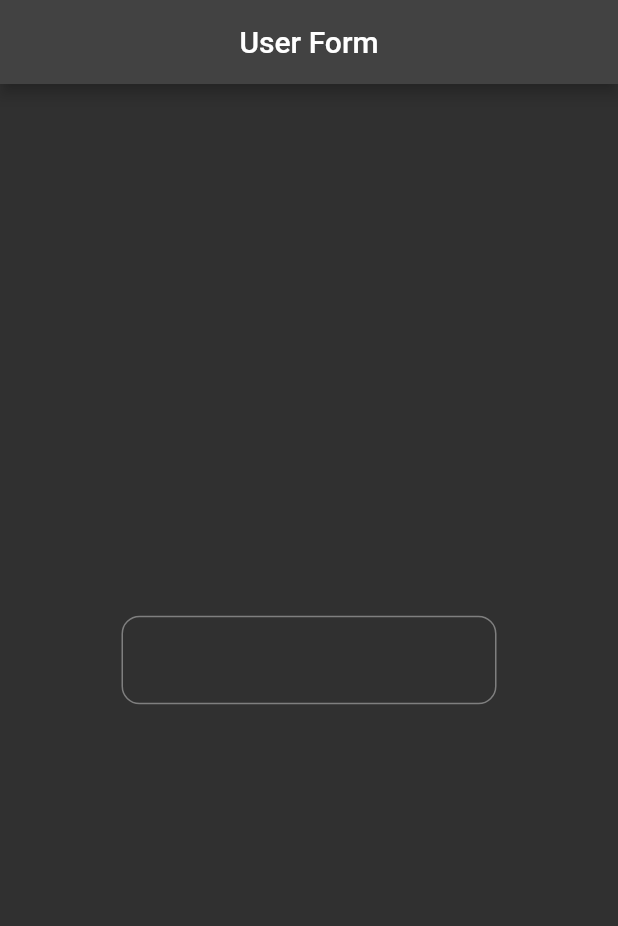
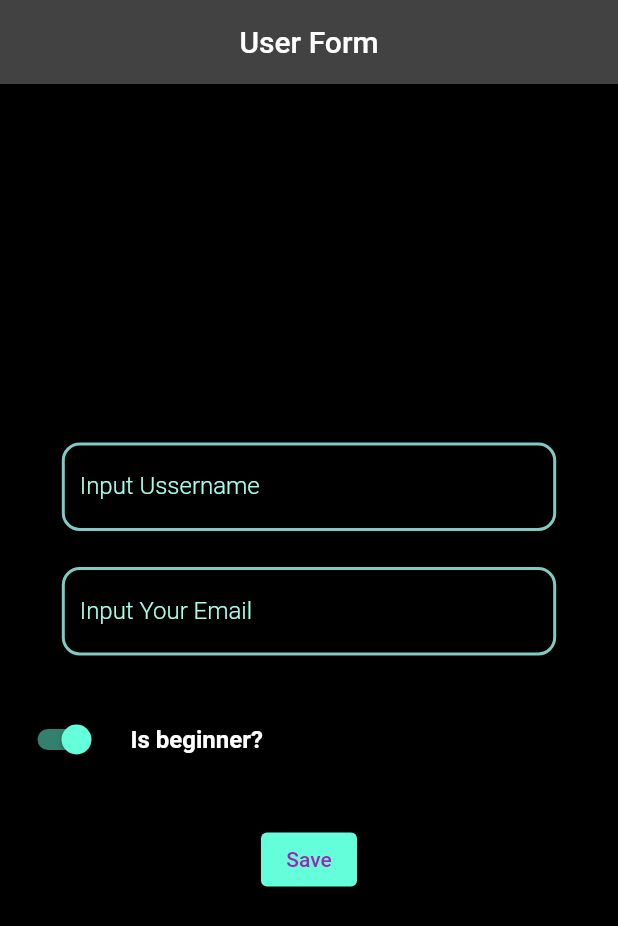
Before and after one commit to GungDeRaka/Flutter_X_GSheets_API, a Flutter app: the screen it shows after launch, on a phone screen of 412 x 824 dp. Shown: the top 926 px of the screen. Run offline on Flutter 3.47's test engine with Material 2 defaults, Android fonts, the phone set to English and light mode, and no system bars; key blocks and very long unbroken strings in the code were emptied for the run.

Commit message:
add form validation

```diff
--- a/lib/pages/form_screen.dart
+++ b/lib/pages/form_screen.dart
@@ -1,28 +1,161 @@
 import 'package:flutter/material.dart';
 
-import '../widgets/my_form_field.dart';
 
-class FormScreen extends StatelessWidget {
+class FormScreen extends StatefulWidget {
   const FormScreen({super.key});
+
+  @override
+  State<FormScreen> createState() => _FormScreenState();
+}
+
+class _FormScreenState extends State<FormScreen> {
+  final TextEditingController nameController = TextEditingController();
+
+  final TextEditingController emailController = TextEditingController();
+  final formKey = GlobalKey<FormState>();
+  bool value = true;
 
   @override
   Widget build(BuildContext context) {
     return Scaffold(
-      appBar: AppBar(title: Text("User Form"),centerTitle: true,),
-      body: Center(
-        child: Column(
-          mainAxisAlignment: MainAxisAlignment.center,
-          children: [
-            Form(
+      backgroundColor: Colors.black,
+      appBar: AppBar(
+        title: Text("User Form"),
+        centerTitle: true,
+      ),
+      body: Padding(
+        padding: const EdgeInsets.all(8.0),
+        child: Center(
+          child: Form(
+            key: formKey,
+            child: SingleChildScrollView(
+              controller: ScrollController(),
               child: Column(
+                mainAxisAlignment: MainAxisAlignment.center,
                 children: [
-                  MyFormField()
+                  const SizedBox(
+                  height: 12.0,
+                  ),
+                  SizedBox(
+                    width: MediaQuery.of(context).size.width * 0.8,
+                    child: TextFormField(
+                      controller: nameController,
+                      validator: (value) {
+                        nameController.text = value!;
+                        if (value.isEmpty || value == ' ') {
+                          return "Username tidak boleh kosong!";
+                        }
+                        return null;
+                      },
+                      cursorColor: Colors.teal[300],
+                      decoration: myFormDecoration("Input Ussername"),
+                    ),
+                  ),
+                  const SizedBox(
+                    height: 24.0,
+                  ),
+                  SizedBox(
+                    width: MediaQuery.of(context).size.width * 0.8,
+                    child: TextFormField(
+                        controller: emailController,
+                        validator: (value) {
+                          emailController.text = value!;
+                          if (emailController.text.isEmpty) {
+                            return "Tidak Boleh Kosong";
+                          } else if (!emailController.text
+                              .contains('@gmail.com')) {
+                            return "Email harus mengandung karakter '@'";
+                          }
+                          return null;
+                        },
+                        cursorColor: Colors.teal[300],
+                        decoration: myFormDecoration("Input Your Email")),
+                  ),
+                  const SizedBox(
+                    height: 24.0,
+                  ),
+                  SwitchListTile(
+                    value: value,
+                    onChanged: (newValue) => setState(() {
+                      value = newValue;
+                    }),
+                    contentPadding: EdgeInsets.all(4),
+                    title: Text("Is beginner?",
+                    style: TextStyle(
+                    fontSize: 16.0,
+                    fontWeight: FontWeight.bold,
+                    ),
+                    ),
+                    controlAffinity: ListTileControlAffinity.leading,
+                  ),
+                  const SizedBox(
+                    height: 24.0,
+                  ),
+                  ElevatedButton(
+                    style: ElevatedButton.styleFrom(
+                      backgroundColor: Theme.of(context).indicatorColor,
+                    ),
+                    onPressed: () {
+                      final form = formKey.currentState!;
+                      bool isValid = form.validate();
+                      if (isValid) {
+                        print(emailController.text);
+                        print(nameController.text);
+                        print(value);
+                      } else {
+                        print(isValid);
+                        print("tidak valid");
+                        print(emailController.text);
+                        print(nameController.text);
+                        print(value);
+                      }
+                    },
+                    child: const Text(
+                      "Save",
+                      style: TextStyle(
+                        color: Colors.purple,
+                      ),
+                    ),
+                  ),
                 ],
               ),
             ),
-          ],
+          ),
         ),
       ),
     );
   }
+
+  InputDecoration myFormDecoration(String labelText) {
+    return InputDecoration(
+      enabledBorder: OutlineInputBorder(
+        borderSide: BorderSide(color: Colors.teal[200]!, width: 2),
+        borderRadius: const BorderRadius.all(
+          Radius.circular(12.0),
+        ),
+      ),
+      border: OutlineInputBorder(
+        borderSide: BorderSide(color: Colors.teal[200]!, width: 2),
+        borderRadius: const BorderRadius.all(
+          Radius.circular(12.0),
+        ),
+      ),
+      focusedBorder: OutlineInputBorder(
+        borderSide: BorderSide(color: Colors.teal[700]!, width: 2.5),
+        borderRadius: const BorderRadius.all(
+          Radius.circular(12.0),
+        ),
+      ),
+      errorBorder: const OutlineInputBorder(
+          borderRadius: BorderRadius.all(
+            Radius.circular(12.0),
+          ),
+          borderSide: BorderSide(
+            color: Colors.red,
+          )),
+      labelText: labelText,
+      labelStyle:
+          TextStyle(color: Colors.tealAccent[100], fontWeight: FontWeight.w300),
+    );
+  }
 }
--- a/lib/widgets/my_form_field.dart
+++ /dev/null
@@ -1,31 +0,0 @@
-import 'package:flutter/material.dart';
-
-class MyFormField extends StatelessWidget {
-  const MyFormField({super.key});
-
-  @override
-  Widget build(BuildContext context) {
-    return SizedBox(
-      width: 250,
-      child: TextFormField(
-        cursorColor: Colors.purple[300],
-        decoration: InputDecoration(
-          border: OutlineInputBorder(
-            borderSide: BorderSide(color: Colors.red,),
-            borderRadius: const BorderRadius.all(
-              Radius.circular(12.0),
-            ),
-          ),
-
-          focusedBorder: OutlineInputBorder(
-
-            borderSide:  BorderSide(color: Colors.purple[700]!,width: 2),
-            borderRadius: const BorderRadius.all(
-              Radius.circular(12.0),
-            ),
-          ),
-        ),
-      ),
-    );
-  }
-}
```
